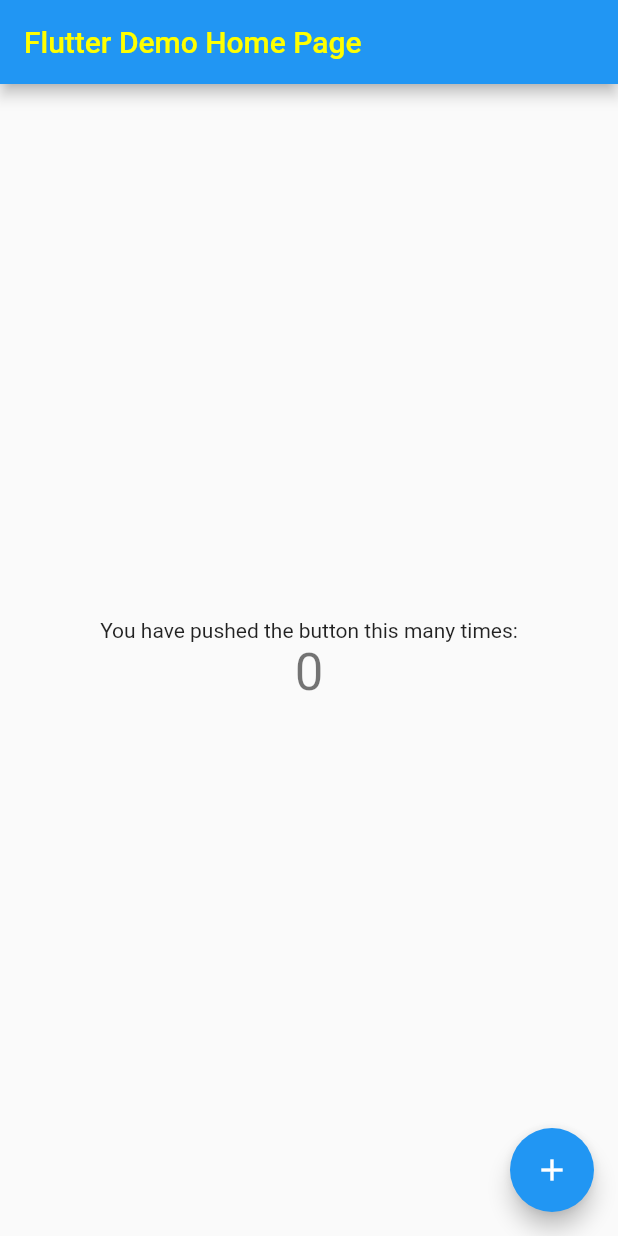
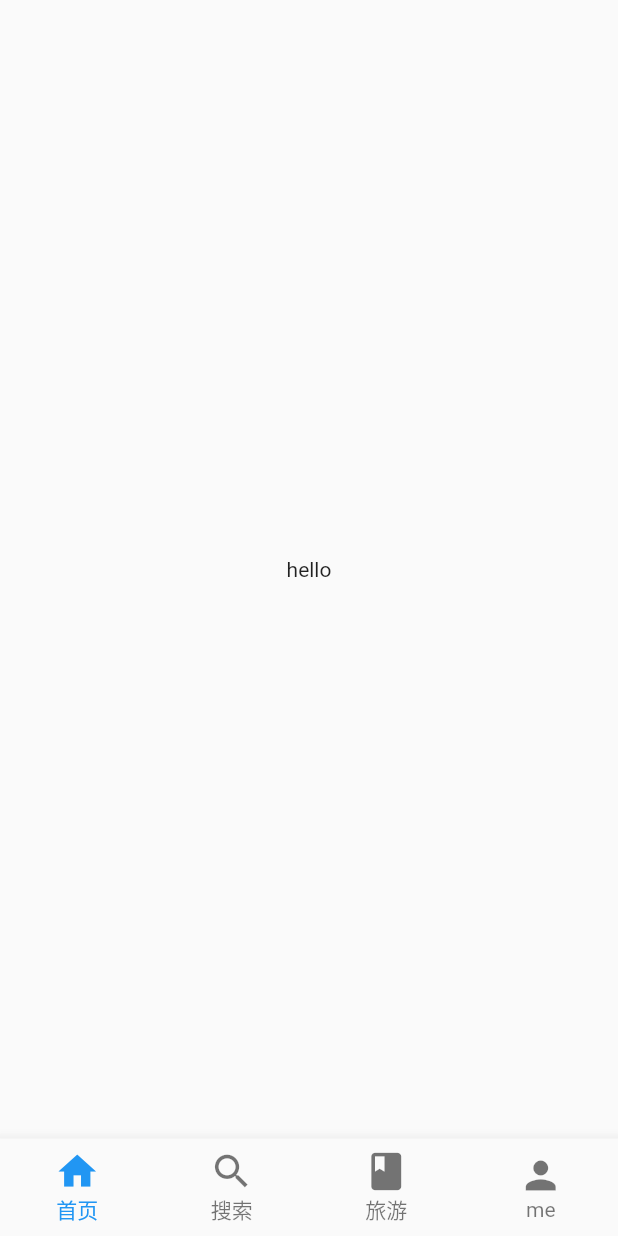
Before and after one commit to monkeyone1/flutter-demo, a Flutter app: the screen it shows after launch, on a phone screen of 412 x 824 dp. Run offline on Flutter 3.47's test engine with Material 2 defaults, Android fonts, the phone set to English and light mode, and no system bars.

Commit message:
fate:tab_navigator

```diff
--- /dev/null
+++ b/lib/components/tab_navigator.dart
@@ -0,0 +1,62 @@
+import 'package:flutter/material.dart';
+import 'package:flutter_app1/pages/home_page.dart';
+import 'package:flutter_app1/pages/my_page.dart';
+import 'package:flutter_app1/pages/search_page.dart';
+import 'package:flutter_app1/pages/travel_page.dart';
+
+class TabNavigator extends StatefulWidget {
+  @override
+  _TabNavigatorState createState() => _TabNavigatorState();
+}
+
+class _TabNavigatorState extends State<TabNavigator> {
+  final _controller = PageController(initialPage: 0);
+  var _currentIndex = 0;
+
+  @override
+  Widget build(BuildContext context) {
+    return Scaffold(
+      body: PageView(
+        controller: _controller,
+        children: <Widget>[
+          HomePage(),
+          SearchPage(),
+          TravelPage(),
+          MyPage(),
+        ],
+      ),
+      bottomNavigationBar: BottomNavigationBar(
+        type: BottomNavigationBarType.fixed,
+        // 控制bar 缩放
+        selectedFontSize: 14,
+        // 点击字体大小
+        unselectedFontSize: 14,
+        // 未点击字体大小
+        currentIndex: _currentIndex,
+        // 监听哪一个item被选中
+        onTap: (index) {
+          _controller.jumpToPage(index);
+          setState(() {
+            _currentIndex = index;
+          });
+        },
+        items: [
+          createItem(iconName: Icons.home, title: '首页'),
+          createItem(iconName: Icons.search, title: '搜索'),
+          createItem(iconName: Icons.book, title: '旅游'),
+          createItem(iconName: Icons.person, title: 'me'),
+        ],
+      ),
+    );
+  }
+}
+
+// 导航子元素
+BottomNavigationBarItem createItem({IconData iconName, String title}) {
+  return BottomNavigationBarItem(
+      icon: Icon(
+        iconName,
+        size: 30,
+      ),
+      title: Text(title));
+}
--- a/lib/main.dart
+++ b/lib/main.dart
@@ -1,4 +1,5 @@
 import 'package:flutter/material.dart';
+import 'package:flutter_app1/components/tab_navigator.dart';
 
 void main() => runApp(MyApp());
 
@@ -11,56 +12,7 @@ class MyApp extends StatelessWidget {
       theme: ThemeData(
         primarySwatch: Colors.blue,
       ),
-      home: MyHomePage(title: 'Flutter Demo Home Page'),
+      home: TabNavigator(),
     );
   }
 }
-
-class MyHomePage extends StatefulWidget {
-  MyHomePage({Key key, this.title}) : super(key: key);
-  final String title;
-
-  @override
-  _MyHomePageState createState() => _MyHomePageState();
-}
-
-class _MyHomePageState extends State<MyHomePage> {
-  int _counter = 0;
-
-  void _incrementCounter() {
-    setState(() {
-      _counter++;
-    });
-  }
-
-  @override
-  Widget build(BuildContext context) {
-    return Scaffold(
-      appBar: AppBar(
-        title: Text(widget.title, style: TextStyle(
-          fontSize: 20,
-          color: Color(0xfffffff00)
-        ),),
-      ),
-      body: Center(
-        child: Column(
-          mainAxisAlignment: MainAxisAlignment.center,
-          children: <Widget>[
-            Text(
-              'You have pushed the button this many times:',
-            ),
-            Text(
-              '$_counter',
-              style: Theme.of(context).textTheme.display1,
-            ),
-          ],
-        ),
-      ),
-      floatingActionButton: FloatingActionButton(
-        onPressed: _incrementCounter,
-//        tooltip: 'Increment',
-        child: Icon(Icons.add),
-      ), // This trailing comma makes auto-formatting nicer for build methods.
-    );
-  }
-}
--- /dev/null
+++ b/lib/pages/home_page.dart
@@ -0,0 +1,17 @@
+import 'package:flutter/material.dart';
+
+class HomePage extends StatefulWidget {
+  @override
+  _HomePageState createState() => _HomePageState();
+}
+
+class _HomePageState extends State<HomePage> {
+  @override
+  Widget build(BuildContext context) {
+    return Scaffold(
+      body: Center(
+          child: Text('hello'),
+      ),
+    );
+  }
+}
```
Also changed, not shown: lib/pages/my_page.dart (added, +17 -0 lines), lib/pages/search_page.dart (added, +17 -0 lines), lib/pages/travel_page.dart (added, +17 -0 lines).
